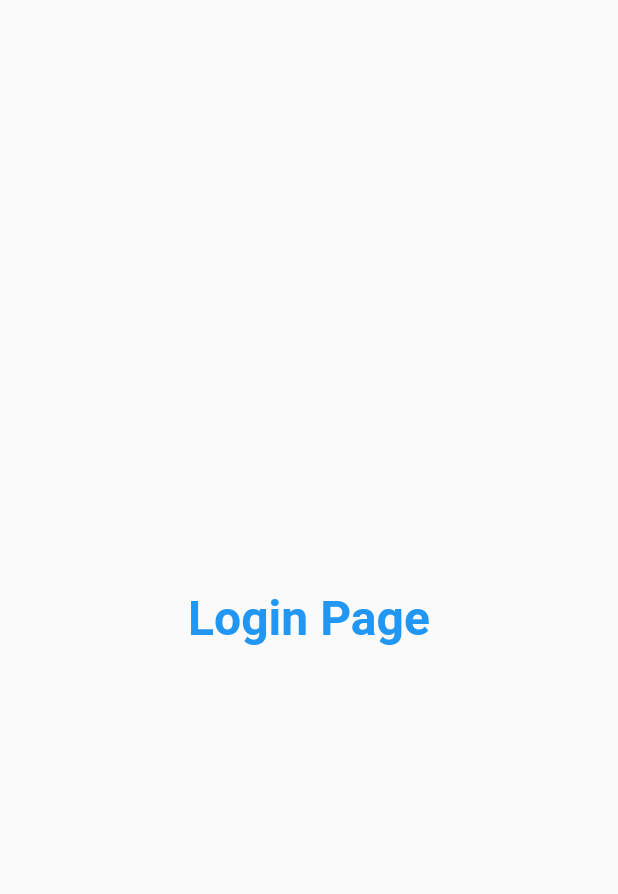
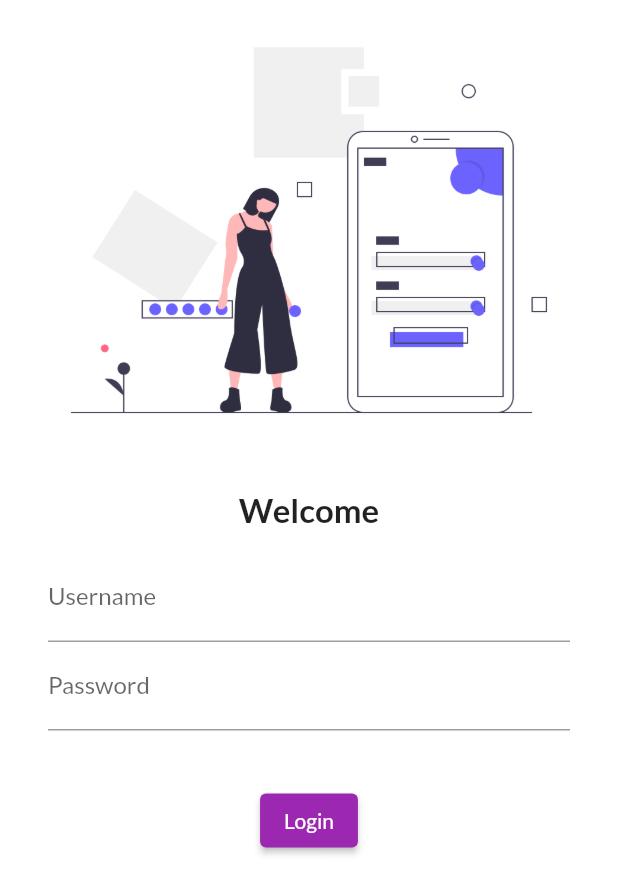
Before and after one commit to anandjha770/30DaysOfFlutter, a Flutter app: the screen it shows after launch, on a phone screen of 412 x 824 dp. Shown: the top 894 px of the screen. Run offline on Flutter 3.47's test engine with Material 2 defaults, Android fonts, the phone set to English and light mode, and no system bars; our stand-ins replace google_fonts.

Commit message:
Day4 Completed

```diff
--- a/lib/main.dart
+++ b/lib/main.dart
@@ -1,6 +1,7 @@
 import 'package:awesome_app/pages/home_page.dart';
 import 'package:awesome_app/pages/login_page.dart';
 import 'package:flutter/material.dart';
+import 'package:google_fonts/google_fonts.dart';
 
 void main() {
   runApp(MyFlutterApp());
@@ -11,7 +12,7 @@ class MyFlutterApp extends StatelessWidget {
   Widget build(BuildContext context) {
     return MaterialApp(
       themeMode: ThemeMode.light,
-      theme: ThemeData(primarySwatch: Colors.purple),
+      theme: ThemeData(primarySwatch: Colors.purple,fontFamily: GoogleFonts.lato().fontFamily),
       darkTheme: ThemeData(brightness: Brightness.dark),
       routes: {
         "/": (context) => LoginPage(),
--- a/lib/pages/login_page.dart
+++ b/lib/pages/login_page.dart
@@ -6,12 +6,50 @@ class LoginPage extends StatelessWidget {
   @override
   Widget build(BuildContext context) {
     return Material(
+      color: Colors.white,
       child: Center(
-          child: Text(
-        "Login Page",
-        style: TextStyle(
-            fontSize: 32, fontWeight: FontWeight.bold, color: Colors.blue),
-      )),
+        child: Column(
+          children: <Widget>[
+            Image.asset(
+              "assets/images/login_image.png",
+              fit: BoxFit.cover,
+            ),
+            SizedBox(
+              height: 20.0,
+            ),
+            Text(
+              "Welcome",
+              style: TextStyle(fontSize: 22, fontWeight: FontWeight.bold),
+            ),
+            Padding(
+              padding: const EdgeInsets.symmetric(vertical: 16, horizontal: 32),
+              child: Column(
+                mainAxisAlignment: MainAxisAlignment.spaceEvenly,
+                children: [
+                  TextFormField(
+                    decoration: InputDecoration(
+                        hintText: "Enter usernae", labelText: "Username"),
+                  ),
+                  TextFormField(
+                    obscureText: true,
+                    decoration: InputDecoration(
+                        hintText: "Enter password", labelText: "Password"),
+                  ),
+                ],
+              ),
+            ),
+            SizedBox(
+              height: 20.0,
+            ),
+            ElevatedButton(
+              onPressed: () {
+                print("Anand Jha");
+              },
+              child: Text("Login"),
+            )
+          ],
+        ),
+      ),
     );
   }
 }
--- a/pubspec.yaml
+++ b/pubspec.yaml
@@ -28,6 +28,7 @@ dependencies:
   # The following adds the Cupertino Icons font to your application.
   # Use with the CupertinoIcons class for iOS style icons.
   cupertino_icons: ^1.0.0
+  google_fonts: ^1.1.2
 
 dev_dependencies:
   flutter_test:
@@ -45,8 +46,8 @@ flutter:
   uses-material-design: true
 
   # To add assets to your application, add an assets section, like this:
-  # assets:
-  #   - images/a_dot_burr.jpeg
+  assets:
+    - assets/images/
   #   - images/a_dot_ham.jpeg
 
   # An image asset can refer to one or more resolution-specific "variants", see
```
Also changed, not shown: assets/images/login_image.png (added), pubspec.lock.
